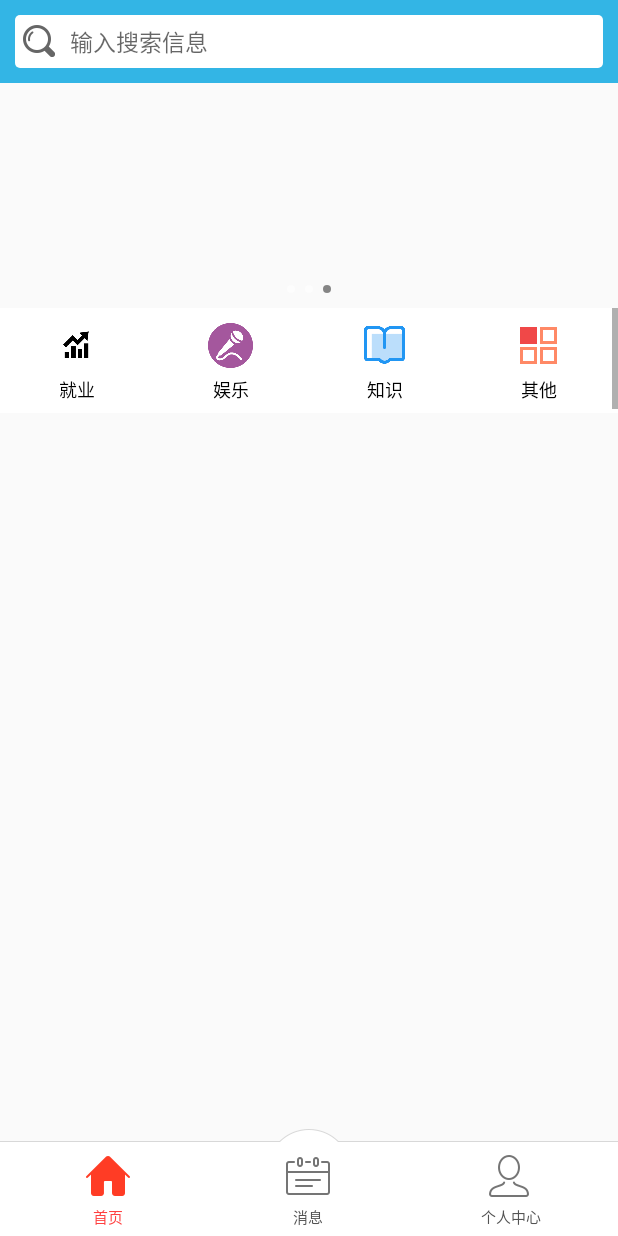
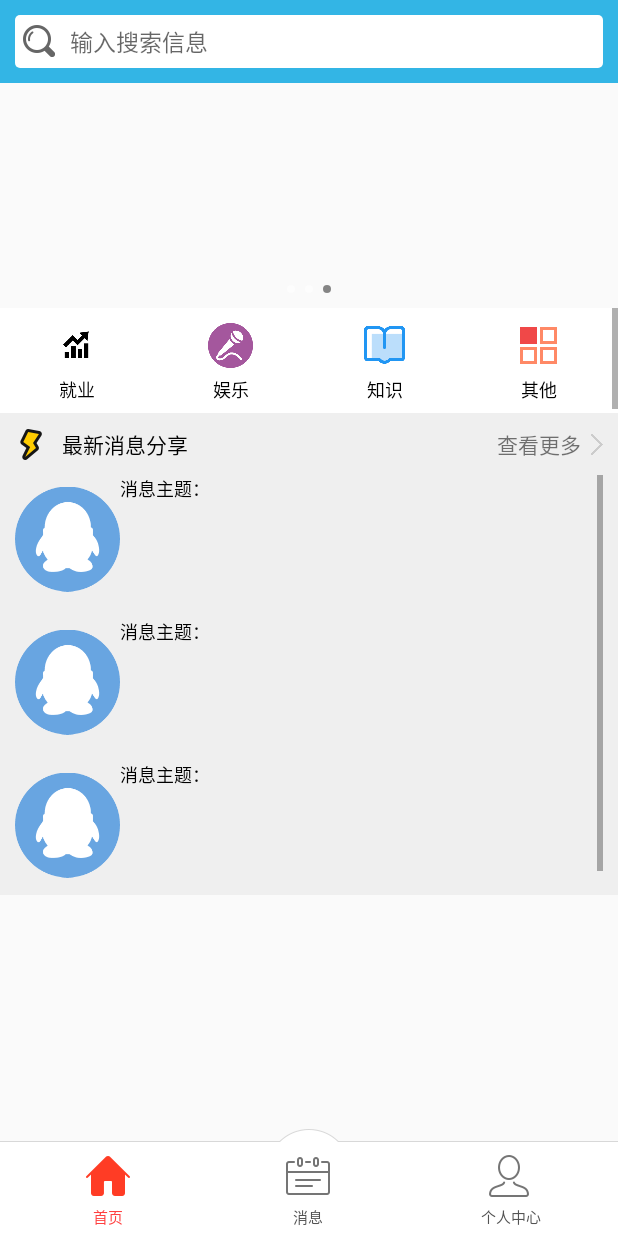
Before and after one commit to dangerousloveni/Share, an Android app: the screen it shows after launch (MainActivity), on a phone screen of 412 x 824 dp. Run offline under Robolectric (Android 15) with nearby library versions, the phone set to English and light mode, and no system bars; our stand-ins replace ButterKnife; pictures from the network do not load; 1 statement that could not run was skipped.

Commit message:
最新233

```diff
--- a/app/src/main/java/xx/com/edu/home/fragment/adapter/HomeFragmentAdapter.java
+++ b/app/src/main/java/xx/com/edu/home/fragment/adapter/HomeFragmentAdapter.java
@@ -32,7 +32,8 @@ public class HomeFragmentAdapter extends RecyclerView.Adapter {
 
      public static final int BANNER=0;
      public static final int LIST=1;
-     public static final int HOT=2;
+     public static final int NEW=2;
+     public  static final int HOT=3;
     private  Context context;
     private  LayoutInflater mLayoutInflater;
 
@@ -52,6 +53,11 @@ public class HomeFragmentAdapter extends RecyclerView.Adapter {
         if(viewType==LIST)
         {
             return  new ChannelViewHolder(context,mLayoutInflater.inflate(R.layout.channel_item,null));
+        }
+        if(viewType==NEW)
+        {
+            return  new NewViewHolder(context,mLayoutInflater.inflate(R.layout.new_view,null));
+
         }
         return null;
     }
@@ -95,12 +101,18 @@ public class HomeFragmentAdapter extends RecyclerView.Adapter {
             ChannelViewHolder channelViewHolder=(ChannelViewHolder) holder;
             channelViewHolder.setData();
         }
+        if(getItemViewType(position)==NEW)
+        {
+            NewViewHolder newViewHolder= (NewViewHolder) holder;
+            newViewHolder.setData();
+
+        }
 
     }
 
     @Override
     public int getItemCount() {
-        return 2;
+        return 3;
     }
    //得到类型
     @Override
@@ -112,9 +124,13 @@ public class HomeFragmentAdapter extends RecyclerView.Adapter {
             case LIST:
                 currentType=LIST;
                 break;
+            case NEW:
+                currentType=NEW;
+                break;
             case HOT:
                 currentType=HOT;
                 break;
+
 
         }
         return currentType;
@@ -143,4 +159,23 @@ public class HomeFragmentAdapter extends RecyclerView.Adapter {
         }
 
     }
+
+    private class NewViewHolder extends RecyclerView.ViewHolder {
+        private Context mContext;
+        private GridView gv_new;
+        private NewAdapter adpter;
+        public NewViewHolder(Context context, View itemView) {
+            super(itemView);
+            this.mContext=context;
+           gv_new= (GridView) itemView.findViewById(R.id.gv_new);
+
+        }
+        public  void setData()
+        {
+
+                  adpter=new NewAdapter(mContext);
+              gv_new.setAdapter(adpter);
+        }
+
+    }
 }
--- /dev/null
+++ b/app/src/main/java/xx/com/edu/home/fragment/adapter/NewAdapter.java
@@ -0,0 +1,61 @@
+package xx.com.edu.home.fragment.adapter;
+
+import android.content.Context;
+import android.view.View;
+import android.view.ViewGroup;
+import android.widget.BaseAdapter;
+import android.widget.ImageView;
+import android.widget.TextView;
+
+import xx.com.edu.R;
+
+/**
+ * @author Administrator
+ * @version $Rev$
+ * @des ${TODD}
+ * @updateAuthor $Author$
+ * @updateDes ${TODD}
+ */
+class  NewAdapter  extends BaseAdapter{
+
+     private final Context mContext;
+
+    public NewAdapter(Context context) {
+           this.mContext=context;
+    }
+
+    @Override
+    public int getCount() {
+        return 3;
+    }
+
+    @Override
+    public Object getItem(int position) {
+        return null;
+    }
+
+    @Override
+    public long getItemId(int position) {
+        return 0;
+    }
+
+    @Override
+    public View getView(int position, View convertView, ViewGroup parent) {
+        ViewHolder viewHolder;
+
+            convertView=View.inflate(mContext, R.layout.new_item,null);
+
+        return convertView;
+    }
+    static class ViewHolder{
+      ImageView imageView;
+        TextView txt_them;
+        TextView txt_content;
+        TextView txt_phone;
+
+
+    }
+
+
+
+}
--- /dev/null
+++ b/app/src/main/res/layout/new_item.xml
@@ -0,0 +1,31 @@
+<?xml version="1.0" encoding="utf-8"?>
+<RelativeLayout xmlns:android="http://schemas.android.com/apk/res/android"
+              android:orientation="vertical"
+              android:layout_width="wrap_content"
+              android:layout_height="wrap_content">
+<ImageView
+    android:id="@+id/iv_photo"
+    android:layout_width="70dp"
+    android:layout_height="85dp"
+    android:src="@drawable/user1"
+    android:layout_alignParentLeft="true"/>
+    <TextView
+        android:layout_width="wrap_content"
+        android:layout_height="wrap_content"
+        android:text="消息主题："
+        android:textSize="12sp"
+        android:layout_toRightOf="@+id/iv_photo"
+        android:layout_alignParentTop="true"
+        android:id="@+id/tv_theme"
+        android:textColor="#000"
+        />
+    <TextView
+        android:layout_width="wrap_content"
+        android:layout_height="wrap_content"/>
+
+
+
+
+
+
+</RelativeLayout>
--- /dev/null
+++ b/app/src/main/res/layout/new_view.xml
@@ -0,0 +1,45 @@
+<?xml version="1.0" encoding="utf-8"?>
+<LinearLayout xmlns:android="http://schemas.android.com/apk/res/android"
+              android:layout_width="match_parent"
+              android:layout_height="match_parent"
+              android:background="#eeee"
+              android:orientation="vertical"
+              android:padding="10dp">
+
+    <LinearLayout
+        android:layout_width="match_parent"
+        android:layout_height="wrap_content"
+        android:gravity="center_vertical">
+
+        <ImageView
+            android:layout_width="wrap_content"
+            android:layout_height="wrap_content"
+            android:src="@drawable/home_arrow_left_flash" />
+
+        <TextView
+            android:layout_width="wrap_content"
+            android:layout_height="wrap_content"
+            android:layout_marginLeft="10dp"
+            android:text="最新消息分享"
+            android:textColor="#000" />
+
+        <TextView
+            android:id="@+id/tv_more_hot"
+            android:layout_width="wrap_content"
+            android:layout_height="wrap_content"
+            android:layout_weight="1"
+            android:drawablePadding="5dp"
+            android:drawableRight="@drawable/home_arrow_right"
+            android:gravity="end"
+            android:text="查看更多" />
+    </LinearLayout>
+
+    <GridView
+        android:id="@+id/gv_new"
+        android:layout_width="match_parent"
+        android:layout_height="270dp"
+        android:layout_marginTop="10dp"
+        android:horizontalSpacing="10dp"
+        android:numColumns="1"
+        android:verticalSpacing="10dp"></GridView>
+</LinearLayout>
```
Also changed, not shown: app/src/main/res/drawable-hdpi/home_arrow_left_flash.png (added), app/src/main/res/drawable-hdpi/home_arrow_right.png (added), app/src/main/res/drawable-hdpi/user1.png (added).
